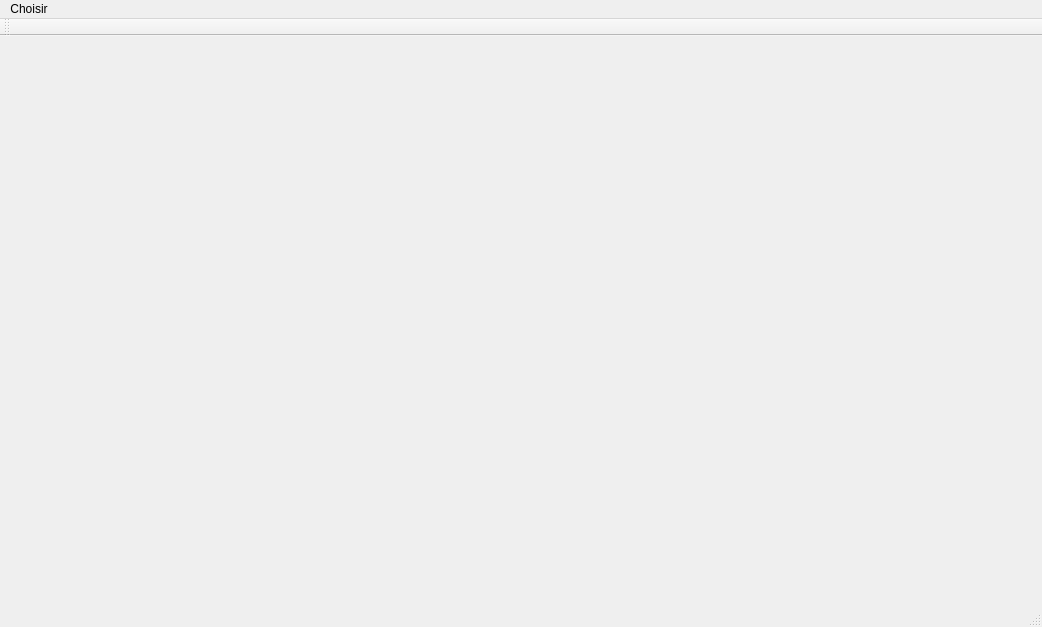
Qt form DMXProject/DMXProject.ui (fbotel17/DMXProject) before a commit.
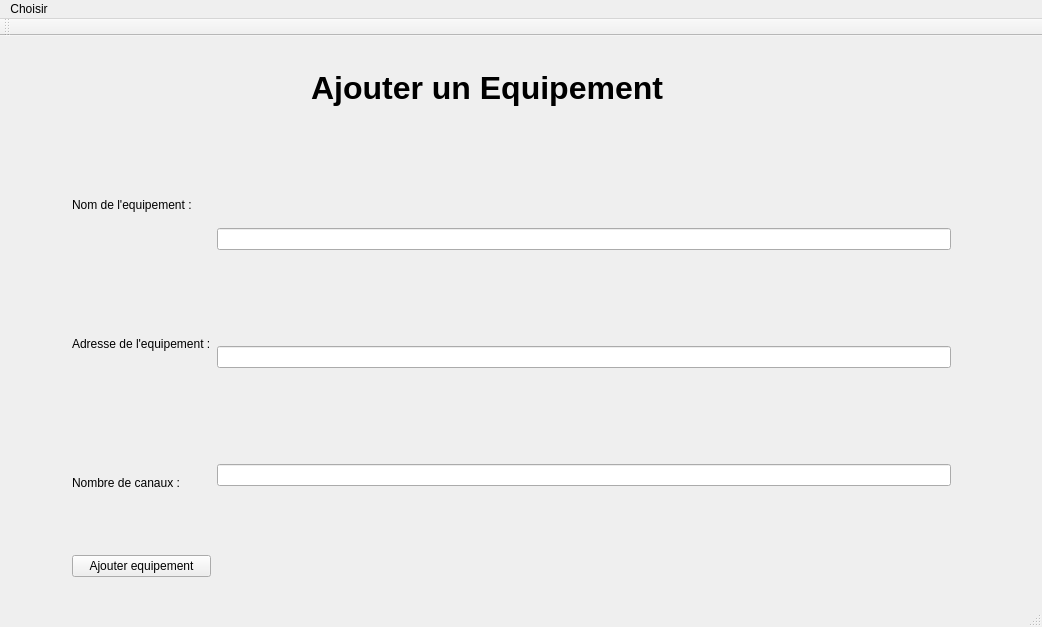
The same form after that commit. The open tabs and pages were chosen to show the change.

Commit message: equipement + checkbox

Diff of the .ui file:
```diff
--- a/DMXProject/DMXProject.ui
+++ b/DMXProject/DMXProject.ui
@@ -123,15 +123,130 @@
            </item>
           </layout>
          </item>
-         <item row="0" column="1">
-          <widget class="QCheckBox" name="checkBox">
-           <property name="text">
-            <string>CheckBox</string>
-           </property>
-          </widget>
+        </layout>
+       </widget>
+      </widget>
+      <widget class="QWidget" name="page_5">
+       <widget class="QWidget" name="horizontalLayoutWidget">
+        <property name="geometry">
+         <rect>
+          <x>50</x>
+          <y>80</y>
+          <width>901</width>
+          <height>461</height>
+         </rect>
+        </property>
+        <layout class="QHBoxLayout" name="horizontalLayout">
+         <item>
+          <layout class="QVBoxLayout" name="verticalLayout_4">
+           <item>
+            <layout class="QHBoxLayout" name="horizontalLayout_9"/>
+           </item>
+           <item>
+            <layout class="QHBoxLayout" name="horizontalLayout_8">
+             <item>
+              <widget class="QLabel" name="nomEquipLabel_2">
+               <property name="text">
+                <string>Nom de l'equipement :</string>
+               </property>
+              </widget>
+             </item>
+            </layout>
+           </item>
+           <item>
+            <layout class="QHBoxLayout" name="horizontalLayout_7">
+             <item>
+              <widget class="QLabel" name="adresseEquipLabel">
+               <property name="text">
+                <string>Adresse de l'equipement :</string>
+               </property>
+              </widget>
+             </item>
+            </layout>
+           </item>
+           <item>
+            <layout class="QHBoxLayout" name="horizontalLayout_6">
+             <item>
+              <widget class="QLabel" name="nbCanauxLabel">
+               <property name="text">
+                <string>Nombre de canaux :</string>
+               </property>
+              </widget>
+             </item>
+            </layout>
+           </item>
+           <item>
+            <layout class="QHBoxLayout" name="horizontalLayout_4"/>
+           </item>
+           <item>
+            <layout class="QHBoxLayout" name="horizontalLayout_5">
+             <item>
+              <widget class="QPushButton" name="buttonEquip">
+               <property name="text">
+                <string>Ajouter equipement</string>
+               </property>
+              </widget>
+             </item>
+            </layout>
+           </item>
+          </layout>
          </item>
+         <item>
+          <layout class="QVBoxLayout" name="verticalLayout_2">
+           <item>
+            <layout class="QHBoxLayout" name="horizontalLayout_21"/>
+           </item>
+           <item>
+            <layout class="QHBoxLayout" name="horizontalLayout_20">
+             <item>
+              <widget class="QLineEdit" name="nomEquipEdit"/>
+             </item>
+            </layout>
+           </item>
+           <item>
+            <layout class="QHBoxLayout" name="horizontalLayout_19">
+             <item>
+              <widget class="QLineEdit" name="adresseEquipEdit"/>
+             </item>
+            </layout>
+           </item>
+           <item>
+            <layout class="QHBoxLayout" name="horizontalLayout_18">
+             <item>
+              <widget class="QLineEdit" name="nbCannauxEdit"/>
+             </item>
+            </layout>
+           </item>
+           <item>
+            <layout class="QHBoxLayout" name="horizontalLayout_16"/>
+           </item>
+           <item>
+            <layout class="QHBoxLayout" name="horizontalLayout_17"/>
+           </item>
+          </layout>
+         </item>
         </layout>
        </widget>
+       <widget class="QLabel" name="label_6">
+        <property name="geometry">
+         <rect>
+          <x>300</x>
+          <y>10</y>
+          <width>491</width>
+          <height>61</height>
+         </rect>
+        </property>
+        <property name="font">
+         <font>
+          <pointsize>24</pointsize>
+          <weight>75</weight>
+          <bold>true</bold>
+         </font>
+        </property>
+        <property name="text">
+         <string>Ajouter un Equipement</string>
+        </property>
+       </widget>
       </widget>
       <widget class="QWidget" name="page_5"/>
      </widget>
```
Left out of the diff: 13 changed lines with no effect on the pictures. The commit also changes 2 other files.
